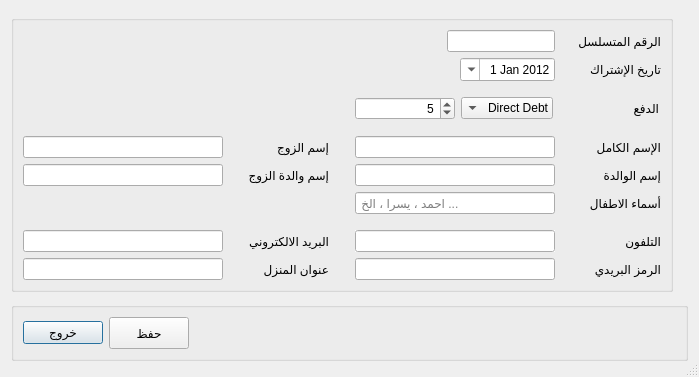
First picture: the form in addmembersdialog.ui, repository aamagzoub/Muwassa, before the edit.
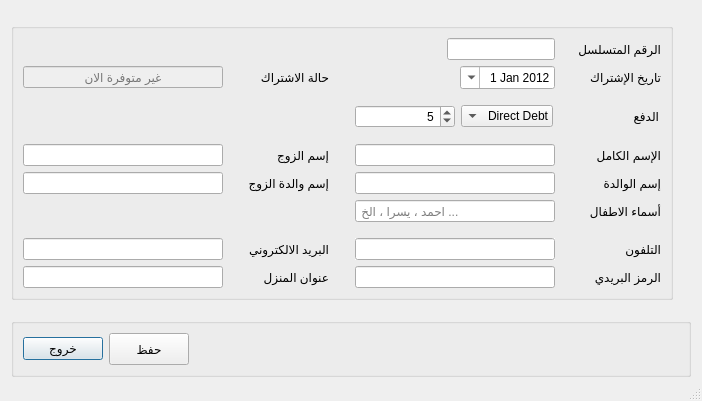
Second picture: the form after the edit.

Patch:
```diff
--- a/addmembersdialog.ui
+++ b/addmembersdialog.ui
@@ -6,8 +6,8 @@
    <rect>
     <x>0</x>
     <y>0</y>
-    <width>699</width>
-    <height>377</height>
+    <width>702</width>
+    <height>401</height>
    </rect>
   </property>
   <property name="sizePolicy">
@@ -943,6 +943,69 @@
         </property>
        </spacer>
       </item>
+      <item row="2" column="1">
+       <layout class="QHBoxLayout" name="horizontalLayout_11">
+        <item>
+         <widget class="QLineEdit" name="mem_state">
+          <property name="enabled">
+           <bool>false</bool>
+          </property>
+          <property name="sizePolicy">
+           <sizepolicy hsizetype="Fixed" vsizetype="Fixed">
+            <horstretch>0</horstretch>
+            <verstretch>0</verstretch>
+           </sizepolicy>
+          </property>
+          <property name="minimumSize">
+           <size>
+            <width>200</width>
+            <height>0</height>
+           </size>
+          </property>
+          <property name="layoutDirection">
+           <enum>Qt::RightToLeft</enum>
+          </property>
+          <property name="autoFillBackground">
+           <bool>false</bool>
+          </property>
+          <property name="alignment">
+           <set>Qt::AlignCenter</set>
+          </property>
+          <property name="placeholderText">
+           <string>غير متوفرة الان</string>
+          </property>
+         </widget>
+        </item>
+        <item>
+         <widget class="QLabel" name="spouseLabel_2">
+          <property name="enabled">
+           <bool>true</bool>
+          </property>
+          <property name="sizePolicy">
+           <sizepolicy hsizetype="Fixed" vsizetype="Preferred">
+            <horstretch>0</horstretch>
+            <verstretch>0</verstretch>
+           </sizepolicy>
+          </property>
+          <property name="minimumSize">
+           <size>
+            <width>100</width>
+            <height>0</height>
+           </size>
+          </property>
+          <property name="layoutDirection">
+           <enum>Qt::RightToLeft</enum>
+          </property>
+          <property name="text">
+           <string>حالة الاشتراك</string>
+          </property>
+          <property name="alignment">
+           <set>Qt::AlignLeading|Qt::AlignLeft|Qt::AlignVCenter</set>
+          </property>
+         </widget>
+        </item>
+       </layout>
+      </item>
      </layout>
     </widget>
    </item>
```
Left out of the diff: 2 changed lines with no effect on the pictures.
